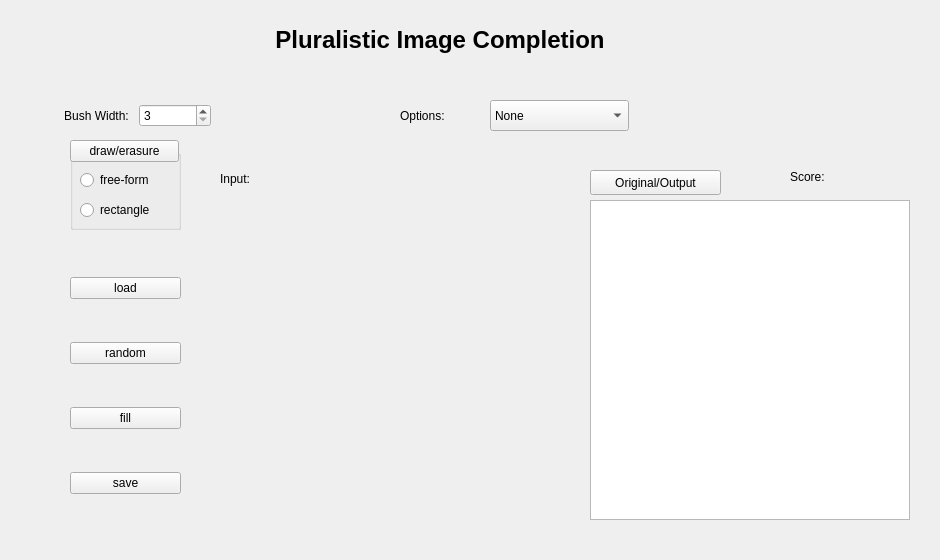
First picture: the form in gui/ui_window.ui, repository idealwhite/tdanet, before the edit.
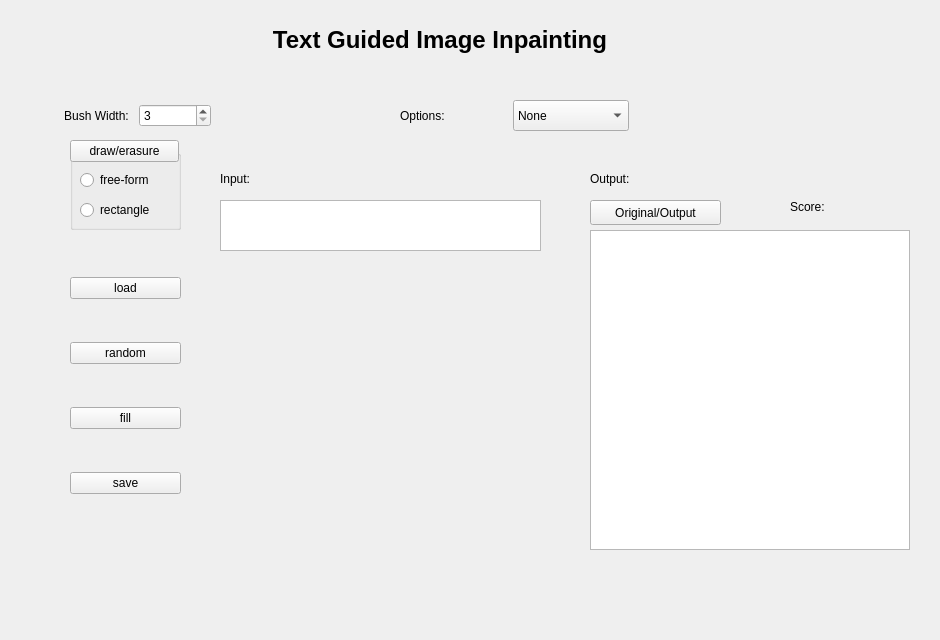
Second picture: the form after the edit.

```diff
--- a/gui/ui_window.ui
+++ b/gui/ui_window.ui
@@ -7,7 +7,7 @@
     <x>0</x>
     <y>0</y>
     <width>940</width>
-    <height>560</height>
+    <height>640</height>
    </rect>
   </property>
   <property name="windowTitle">
@@ -31,7 +31,7 @@
     </font>
    </property>
    <property name="text">
-    <string>Pluralistic Image Completion</string>
+    <string>Text Guided Image Inpainting</string>
    </property>
    <property name="alignment">
     <set>Qt::AlignCenter</set>
@@ -41,7 +41,7 @@
    <property name="geometry">
     <rect>
      <x>590</x>
-     <y>200</y>
+     <y>230</y>
      <width>320</width>
      <height>320</height>
     </rect>
@@ -132,42 +132,42 @@
       </item>
       <item>
        <property name="text">
-        <string>CelebA-HQ-center</string>
+        <string>bird_center</string>
        </property>
       </item>
       <item>
        <property name="text">
-        <string>Paris-center</string>
+        <string>place2_center</string>
        </property>
       </item>
       <item>
        <property name="text">
-        <string>ImageNet-center</string>
+        <string>coco_center</string>
        </property>
       </item>
       <item>
        <property name="text">
-        <string>Places2-center</string>
+        <string>flower_center</string>
        </property>
       </item>
       <item>
        <property name="text">
-        <string>CelebA-HQ-random</string>
+        <string>bird_random</string>
        </property>
       </item>
       <item>
        <property name="text">
-        <string>Paris-random</string>
+        <string>place2_random</string>
        </property>
       </item>
       <item>
        <property name="text">
-        <string>ImageNet-random</string>
+        <string>coco_random</string>
        </property>
       </item>
       <item>
        <property name="text">
-        <string>Places2-random</string>
+        <string>flower_random</string>
        </property>
       </item>
      </widget>
@@ -216,7 +216,7 @@
    <property name="geometry">
     <rect>
      <x>220</x>
-     <y>200</y>
+     <y>260</y>
      <width>320</width>
      <height>320</height>
     </rect>
@@ -280,7 +280,7 @@
    <property name="geometry">
     <rect>
      <x>590</x>
-     <y>170</y>
+     <y>200</y>
      <width>131</width>
      <height>25</height>
     </rect>
@@ -293,7 +293,7 @@
    <property name="geometry">
     <rect>
      <x>790</x>
-     <y>170</y>
+     <y>200</y>
      <width>121</width>
      <height>21</height>
     </rect>
@@ -322,7 +322,7 @@
    <property name="geometry">
     <rect>
      <x>770</x>
-     <y>170</y>
+     <y>200</y>
      <width>134</width>
      <height>17</height>
     </rect>
@@ -331,6 +331,29 @@
     <enum>Qt::Horizontal</enum>
    </property>
   </widget>
+  <widget class="QTextEdit" name="textEdit">
+   <property name="geometry">
+    <rect>
+     <x>220</x>
+     <y>200</y>
+     <width>321</width>
+     <height>51</height>
+    </rect>
+   </property>
+  </widget>
+  <widget class="QLabel" name="label_7">
+   <property name="geometry">
+    <rect>
+     <x>590</x>
+     <y>170</y>
+     <width>67</width>
+     <height>17</height>
+    </rect>
+   </property>
+   <property name="text">
+    <string>Output:</string>
+   </property>
+  </widget>
  </widget>
  <resources/>
  <connections/>
```
